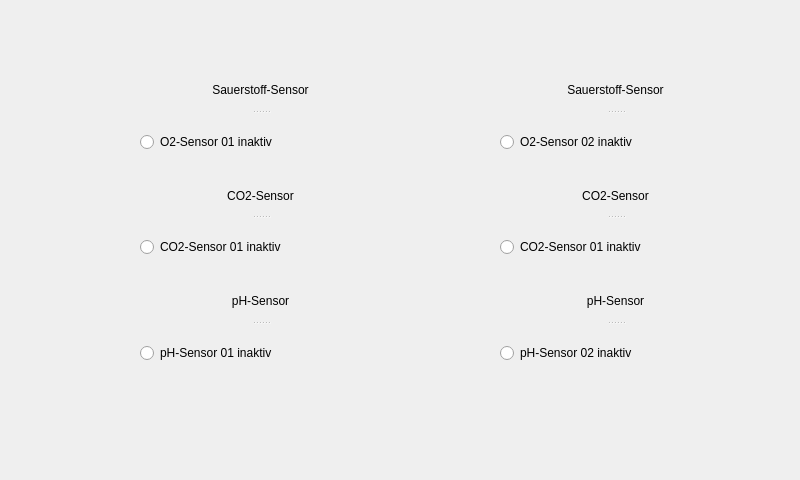
Above: dialog.ui from CalamariFritti/DesktopUiQt before the change. Below: the same form after it.
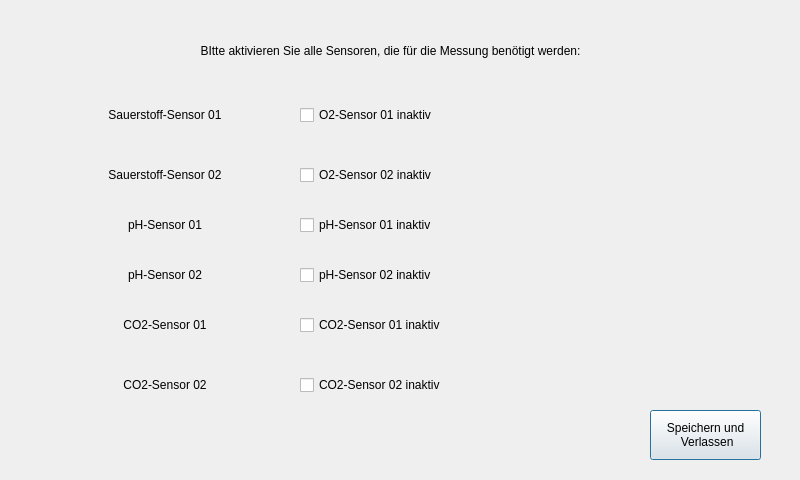
That is the form after the change.

Diff of the .ui file:
```diff
--- a/dialog.ui
+++ b/dialog.ui
@@ -13,149 +13,212 @@
   <property name="windowTitle">
    <string>Dialog</string>
   </property>
-  <widget class="QWidget" name="layoutWidget">
+  <widget class="QLabel" name="label_7">
    <property name="geometry">
     <rect>
-     <x>140</x>
-     <y>70</y>
-     <width>241</width>
-     <height>311</height>
+     <x>90</x>
+     <y>30</y>
+     <width>601</width>
+     <height>41</height>
     </rect>
    </property>
-   <layout class="QVBoxLayout" name="verticalLayout">
-    <item>
-     <widget class="QSplitter" name="splitter">
-      <property name="orientation">
-       <enum>Qt::Vertical</enum>
-      </property>
+   <property name="text">
+    <string>BItte aktivieren Sie alle Sensoren, die für die Messung benötigt werden:</string>
+   </property>
+   <property name="scaledContents">
+    <bool>false</bool>
+   </property>
+   <property name="alignment">
+    <set>Qt::AlignCenter</set>
+   </property>
+  </widget>
+  <widget class="QPushButton" name="saveAndExit_pushButton">
+   <property name="geometry">
+    <rect>
+     <x>650</x>
+     <y>410</y>
+     <width>111</width>
+     <height>50</height>
+    </rect>
+   </property>
+   <property name="text">
+    <string>Speichern und
+ Verlassen</string>
+   </property>
+  </widget>
       <widget class="QLabel" name="label">
+   <property name="geometry">
+    <rect>
+     <x>90</x>
+     <y>90</y>
+     <width>150</width>
+     <height>50</height>
+    </rect>
+   </property>
        <property name="text">
-        <string>Sauerstoff-Sensor</string>
+    <string>Sauerstoff-Sensor 01</string>
        </property>
        <property name="alignment">
         <set>Qt::AlignCenter</set>
        </property>
       </widget>
-      <widget class="QRadioButton" name="radioButton">
+  <widget class="QCheckBox" name="checkBox_0">
+   <property name="geometry">
+    <rect>
+     <x>300</x>
+     <y>90</y>
+     <width>180</width>
+     <height>50</height>
+    </rect>
+   </property>
        <property name="text">
         <string>O2-Sensor 01 inaktiv </string>
        </property>
       </widget>
-     </widget>
-    </item>
-    <item>
-     <widget class="QSplitter" name="splitter_3">
-      <property name="orientation">
-       <enum>Qt::Vertical</enum>
-      </property>
       <widget class="QLabel" name="label_3">
+   <property name="geometry">
+    <rect>
+     <x>90</x>
+     <y>300</y>
+     <width>150</width>
+     <height>50</height>
+    </rect>
+   </property>
        <property name="text">
-        <string>CO2-Sensor</string>
+    <string>CO2-Sensor 01</string>
        </property>
        <property name="alignment">
         <set>Qt::AlignCenter</set>
        </property>
       </widget>
-      <widget class="QRadioButton" name="radioButton_3">
+  <widget class="QCheckBox" name="checkBox_4">
+   <property name="geometry">
+    <rect>
+     <x>300</x>
+     <y>300</y>
+     <width>180</width>
+     <height>50</height>
+    </rect>
+   </property>
        <property name="text">
         <string>CO2-Sensor 01 inaktiv </string>
        </property>
       </widget>
-     </widget>
-    </item>
-    <item>
-     <widget class="QSplitter" name="splitter_5">
-      <property name="orientation">
-       <enum>Qt::Vertical</enum>
-      </property>
-      <widget class="QLabel" name="label_5">
-       <property name="text">
-        <string>pH-Sensor</string>
-       </property>
-       <property name="alignment">
-        <set>Qt::AlignCenter</set>
-       </property>
-      </widget>
-      <widget class="QRadioButton" name="radioButton_5">
+  <widget class="QCheckBox" name="checkBox_2">
+   <property name="geometry">
+    <rect>
+     <x>300</x>
+     <y>200</y>
+     <width>180</width>
+     <height>50</height>
+    </rect>
+   </property>
        <property name="text">
         <string>pH-Sensor 01 inaktiv </string>
        </property>
       </widget>
-     </widget>
-    </item>
-   </layout>
-  </widget>
-  <widget class="QWidget" name="layoutWidget_2">
+  <widget class="QLabel" name="label_5">
    <property name="geometry">
     <rect>
-     <x>500</x>
-     <y>70</y>
-     <width>231</width>
-     <height>311</height>
+     <x>90</x>
+     <y>200</y>
+     <width>150</width>
+     <height>50</height>
     </rect>
    </property>
-   <layout class="QVBoxLayout" name="verticalLayout_2">
-    <item>
-     <widget class="QSplitter" name="splitter_2">
-      <property name="orientation">
-       <enum>Qt::Vertical</enum>
-      </property>
-      <widget class="QLabel" name="label_2">
        <property name="text">
-        <string>Sauerstoff-Sensor</string>
+    <string>pH-Sensor 01</string>
        </property>
        <property name="alignment">
         <set>Qt::AlignCenter</set>
        </property>
       </widget>
-      <widget class="QRadioButton" name="radioButton_2">
+  <widget class="QCheckBox" name="checkBox_1">
+   <property name="geometry">
+    <rect>
+     <x>300</x>
+     <y>150</y>
+     <width>180</width>
+     <height>50</height>
+    </rect>
+   </property>
        <property name="text">
         <string>O2-Sensor 02 inaktiv </string>
        </property>
       </widget>
-     </widget>
-    </item>
-    <item>
-     <widget class="QSplitter" name="splitter_4">
-      <property name="orientation">
-       <enum>Qt::Vertical</enum>
-      </property>
+  <widget class="QLabel" name="label_2">
+   <property name="geometry">
+    <rect>
+     <x>90</x>
+     <y>150</y>
+     <width>150</width>
+     <height>50</height>
+    </rect>
+   </property>
+   <property name="text">
+    <string>Sauerstoff-Sensor 02</string>
+   </property>
+   <property name="alignment">
+    <set>Qt::AlignCenter</set>
+   </property>
+  </widget>
+  <widget class="QCheckBox" name="checkBox_5">
+   <property name="geometry">
+    <rect>
+     <x>300</x>
+     <y>360</y>
+     <width>180</width>
+     <height>50</height>
+    </rect>
+   </property>
+   <property name="text">
+    <string>CO2-Sensor 02 inaktiv </string>
+   </property>
+  </widget>
       <widget class="QLabel" name="label_4">
-       <property name="text">
-        <string>CO2-Sensor</string>
-       </property>
-       <property name="alignment">
-        <set>Qt::AlignCenter</set>
-       </property>
-      </widget>
-      <widget class="QRadioButton" name="radioButton_4">
+   <property name="geometry">
+    <rect>
+     <x>90</x>
+     <y>360</y>
+     <width>150</width>
+     <height>50</height>
+    </rect>
+   </property>
        <property name="text">
-        <string>CO2-Sensor 01 inaktiv </string>
-       </property>
-      </widget>
-     </widget>
-    </item>
-    <item>
-     <widget class="QSplitter" name="splitter_6">
-      <property name="orientation">
-       <enum>Qt::Vertical</enum>
-      </property>
-      <widget class="QLabel" name="label_6">
-       <property name="text">
-        <string>pH-Sensor</string>
-       </property>
+    <string>CO2-Sensor 02</string>
+   </property>
        <property name="alignment">
         <set>Qt::AlignCenter</set>
        </property>
       </widget>
-      <widget class="QRadioButton" name="radioButton_6">
+  <widget class="QCheckBox" name="checkBox_3">
+   <property name="geometry">
+    <rect>
+     <x>300</x>
+     <y>250</y>
+     <width>180</width>
+     <height>50</height>
+    </rect>
+   </property>
        <property name="text">
         <string>pH-Sensor 02 inaktiv </string>
        </property>
       </widget>
-     </widget>
-    </item>
-   </layout>
+  <widget class="QLabel" name="label_6">
+   <property name="geometry">
+    <rect>
+     <x>90</x>
+     <y>250</y>
+     <width>150</width>
+     <height>50</height>
+    </rect>
+   </property>
+   <property name="text">
+    <string>pH-Sensor 02</string>
+   </property>
+   <property name="alignment">
+    <set>Qt::AlignCenter</set>
+   </property>
   </widget>
  </widget>
  <resources/>
```
Lines whose indentation alone changed are shown as unchanged.
